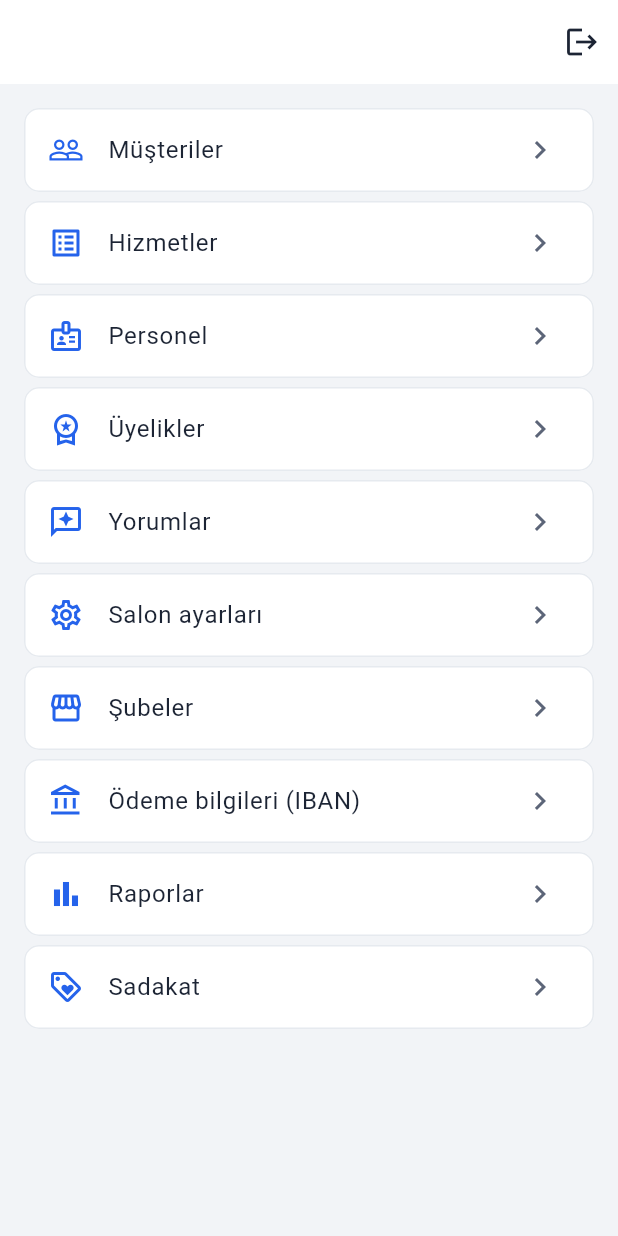
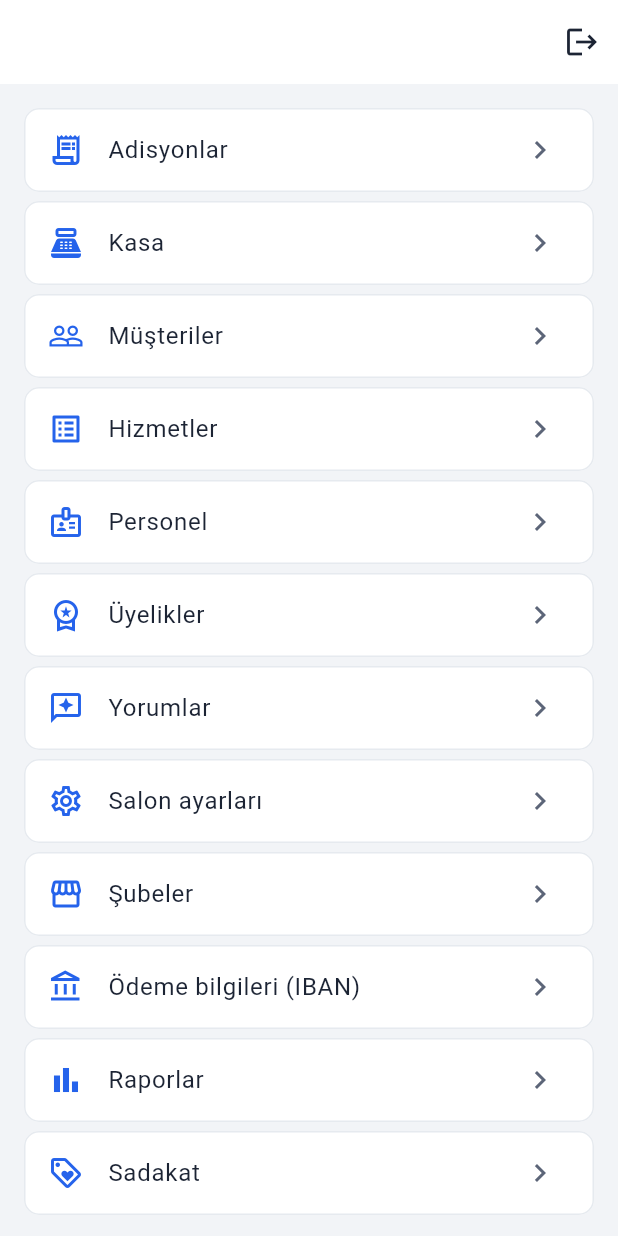
Before and after one commit to monanoyan-ship-it/callcenterSalonUser.Mobil, a Flutter app: the MorePage screen opened directly, on a phone screen of 412 x 824 dp. Run offline on Flutter 3.47's test engine with Material 3 defaults, Android fonts, the phone set to English and light mode, and no system bars; our stand-ins replace dio, flutter_secure_storage; accounts and stored records are empty.

Commit message:
P8.7: MorePage'e Adisyon (receipt_long) + Kasa (point_of_sale) kartlari
Liste basina eklendi (gunluk operasyon icin oncelikli). Phase 8 (Adisyon/Kasa
Domain) artik MorePage uzerinden tam erisilebilir.

```diff
--- a/lib/screens/more_page.dart
+++ b/lib/screens/more_page.dart
@@ -1,5 +1,7 @@
 import 'package:callcenter_salonuser_mobil/screens/branches_page.dart';
+import 'package:callcenter_salonuser_mobil/screens/cash_page.dart';
 import 'package:callcenter_salonuser_mobil/screens/clients_page.dart';
+import 'package:callcenter_salonuser_mobil/screens/invoices_list_page.dart';
 import 'package:callcenter_salonuser_mobil/screens/loyalty_page.dart';
 import 'package:callcenter_salonuser_mobil/screens/memberships_page.dart';
 import 'package:callcenter_salonuser_mobil/screens/payment_info_page.dart';
@@ -22,6 +24,16 @@ class MorePage extends StatelessWidget {
     final session = context.watch<SessionState>();
     final scheme = Theme.of(context).colorScheme;
     final modules = <_Module>[
+      _Module(
+        icon: Icons.receipt_long_outlined,
+        label: 'Adisyonlar',
+        builder: (_) => const InvoicesListPage(),
+      ),
+      _Module(
+        icon: Icons.point_of_sale,
+        label: 'Kasa',
+        builder: (_) => const CashPage(),
+      ),
       _Module(
         icon: Icons.people_outline,
         label: 'Müşteriler',
```
